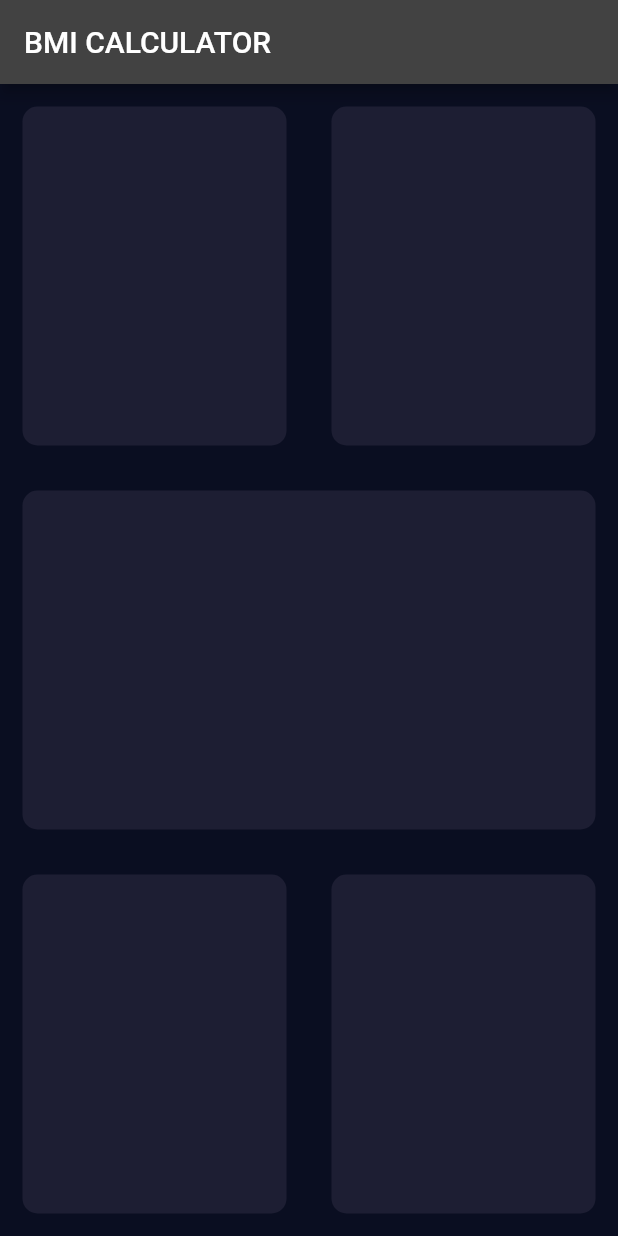
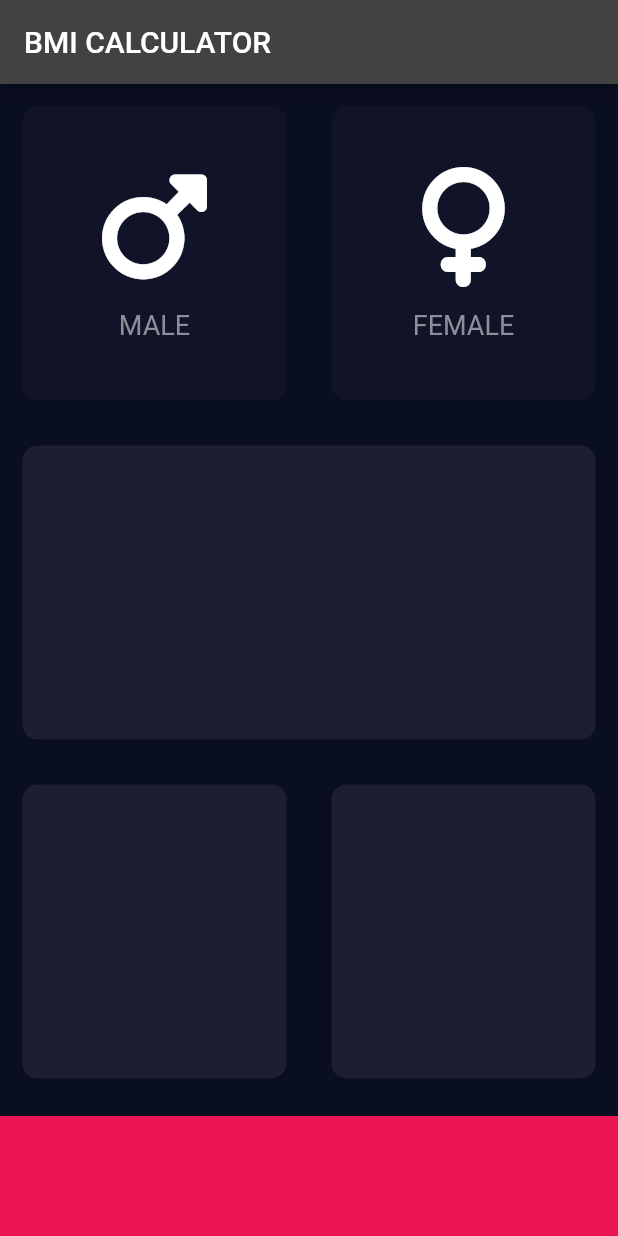
Before and after one commit to flutter-r2/bmi_calculator_flutter, a Flutter app: the screen it shows after launch, on a phone screen of 412 x 824 dp. Run offline on Flutter 3.47's test engine with Material 2 defaults, Android fonts, the phone set to English and light mode, and no system bars; our stand-ins replace font_awesome_flutter.

Commit message:
Working Gender buttons

```diff
--- /dev/null
+++ b/lib/bmi_card.dart
@@ -0,0 +1,26 @@
+import 'package:flutter/material.dart';
+
+class BMICard extends StatelessWidget {
+  final Color color;
+  final Widget child;
+  final void Function()? tap;
+
+  // ignore: use_key_in_widget_constructors
+  const BMICard(
+      {required this.color, this.child = const SizedBox.expand(), this.tap});
+
+  @override
+  Widget build(BuildContext context) {
+    return GestureDetector(
+      onTap: tap,
+      child: Container(
+        child: child,
+        margin: const EdgeInsets.all(15.0),
+        decoration: BoxDecoration(
+          color: color,
+          borderRadius: BorderRadius.circular(10.0),
+        ),
+      ),
+    );
+  }
+}
--- /dev/null
+++ b/lib/gender_content.dart
@@ -0,0 +1,34 @@
+import 'package:flutter/material.dart';
+
+const labelTextStyle = TextStyle(
+  fontSize: 18.0,
+  color: Color(0xFF8D8E98),
+);
+
+class GenderContent extends StatelessWidget {
+  final IconData? genderIcon;
+  final String label;
+
+  // ignore: use_key_in_widget_constructors
+  const GenderContent({required this.genderIcon, required this.label});
+
+  @override
+  Widget build(BuildContext context) {
+    return Column(
+      mainAxisAlignment: MainAxisAlignment.center,
+      children: [
+        Icon(
+          genderIcon,
+          size: 80.0,
+        ),
+        const SizedBox(
+          height: 15.0,
+        ),
+        Text(
+          label,
+          style: labelTextStyle,
+        )
+      ],
+    );
+  }
+}
--- a/lib/input_page.dart
+++ b/lib/input_page.dart
@@ -1,4 +1,18 @@
 import 'package:flutter/material.dart';
+import 'package:font_awesome_flutter/font_awesome_flutter.dart';
+
+import 'bmi_card.dart';
+import 'gender_content.dart';
+
+const bottomContainerHeight = 80.0;
+const activeCardColor = Color(0xFF1D1E33);
+const inactiveCardColor = Color(0xFF111328);
+const bottomContainerColor = Color(0xFFEB1555);
+
+enum Gender {
+  male,
+  female,
+}
 
 class InputPage extends StatefulWidget {
   @override
@@ -6,61 +20,69 @@ class InputPage extends StatefulWidget {
 }
 
 class _InputPageState extends State<InputPage> {
+  Gender? selectedGender;
+
+  Color updateGenderCardsColor(Gender gender) {
+    return selectedGender == gender ? activeCardColor : inactiveCardColor;
+  }
+
   @override
   Widget build(BuildContext context) {
     return Scaffold(
       appBar: AppBar(
-        title: Text('BMI CALCULATOR'),
+        title: const Text('BMI CALCULATOR'),
       ),
       body: Column(
         children: [
           Expanded(
             child: Row(
-              children: const [
+              children: [
                 Expanded(
-                  child: BMICard(Color(0xFF1D1E33)),
+                  child: BMICard(
+                    tap: () => setState(() => selectedGender = Gender.male),
+                    color: updateGenderCardsColor(Gender.male),
+                    child: const GenderContent(
+                      genderIcon: FontAwesomeIcons.mars,
+                      label: 'MALE',
+                    ),
+                  ),
                 ),
                 Expanded(
-                  child: BMICard(Color(0xFF1D1E33)),
+                  child: BMICard(
+                    tap: () => setState(() => selectedGender = Gender.female),
+                    color: updateGenderCardsColor(Gender.female),
+                    child: const GenderContent(
+                      genderIcon: FontAwesomeIcons.venus,
+                      label: 'FEMALE',
+                    ),
+                  ),
                 ),
               ],
             ),
           ),
           const Expanded(
-            child: BMICard(Color(0xFF1D1E33)),
+            child: BMICard(color: activeCardColor),
           ),
           Expanded(
             child: Row(
               children: const [
                 Expanded(
-                  child: BMICard(Color(0xFF1D1E33)),
+                  child: BMICard(color: activeCardColor),
                 ),
                 Expanded(
-                  child: BMICard(Color(0xFF1D1E33)),
+                  child: BMICard(color: activeCardColor),
                 ),
               ],
             ),
+          ),
+          Container(
+            color: bottomContainerColor,
+            margin: const EdgeInsets.only(top: 10.0),
+            width: double.infinity,
+            height: bottomContainerHeight,
           ),
         ],
       ),
     );
   }
 }
-
-class BMICard extends StatelessWidget {
-  final Color color;
-
-  // ignore: use_key_in_widget_constructors
-  const BMICard(this.color);
-
-  @override
-  Widget build(BuildContext context) {
-    return Container(
-      margin: EdgeInsets.all(15.0),
-      decoration: BoxDecoration(
-        color: color,
-        borderRadius: BorderRadius.circular(10.0),
-      ),
-    );
-  }
-}
--- a/pubspec.yaml
+++ b/pubspec.yaml
@@ -34,6 +34,7 @@ dependencies:
   # The following adds the Cupertino Icons font to your application.
   # Use with the CupertinoIcons class for iOS style icons.
   cupertino_icons: ^1.0.2
+  font_awesome_flutter: ^10.1.0
 
 dev_dependencies:
   flutter_test:
```
Also changed, not shown: pubspec.lock.
